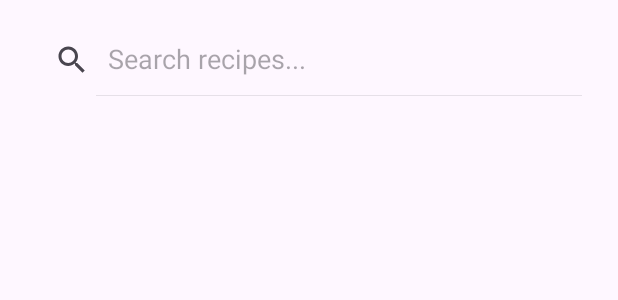
After one commit to Anastasiia1015/MobileAppAssignment1, an Android app built with Jetpack Compose: the layout fragment_recipes.xml on its own in the app's theme, with its tools: preview values and no code run, on a phone screen of 412 x 824 dp. The commit adds this screen. Shown: the top 300 px of the screen. Run offline under Robolectric (Android 15) with nearby library versions, the phone set to English and light mode, and no system bars.

Commit message:
extracted recipes to fragment

```diff
--- /dev/null
+++ b/app/src/main/res/layout/fragment_recipes.xml
@@ -0,0 +1,24 @@
+<?xml version="1.0" encoding="utf-8"?>
+<androidx.constraintlayout.widget.ConstraintLayout xmlns:android="http://schemas.android.com/apk/res/android"
+    xmlns:app="http://schemas.android.com/apk/res-auto"
+    android:layout_width="match_parent"
+    android:layout_height="match_parent">
+
+    <androidx.appcompat.widget.SearchView
+        android:id="@+id/searchView"
+        android:layout_width="match_parent"
+        android:layout_height="wrap_content"
+        android:layout_margin="16dp"
+        app:layout_constraintTop_toTopOf="parent"
+        app:iconifiedByDefault="false"
+        app:queryHint="Search recipes..." />
+
+    <androidx.recyclerview.widget.RecyclerView
+        android:id="@+id/recipes_list"
+        android:layout_width="match_parent"
+        android:layout_height="0dp"
+        android:layout_marginTop="8dp"
+        app:layout_constraintTop_toBottomOf="@id/searchView"
+        app:layout_constraintBottom_toBottomOf="parent" />
+
+</androidx.constraintlayout.widget.ConstraintLayout>
```
Also changed, not shown: app/src/main/java/com/example/myapplication2/MainActivity.kt (+5 -64 lines), app/src/main/java/com/example/myapplication2/RecipesFragment.kt (added, +96 -0 lines), app/src/main/res/layout/activity_main.xml (+7 -15 lines).
